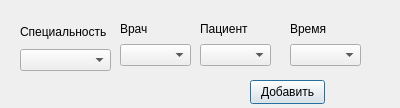
Above: UI/addRecordWindow.ui from Sk2can/Lawyers-db before the change. Below: the same form after it.
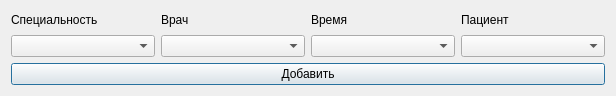
That is the form after the change.

The edit to the form file:
```diff
--- a/UI/addRecordWindow.ui
+++ b/UI/addRecordWindow.ui
@@ -6,35 +6,17 @@
    <rect>
     <x>0</x>
     <y>0</y>
-    <width>400</width>
-    <height>108</height>
+    <width>616</width>
+    <height>96</height>
    </rect>
   </property>
   <property name="windowTitle">
    <string>Добавление записи</string>
   </property>
-  <widget class="QPushButton" name="pushButton">
-   <property name="geometry">
-    <rect>
-     <x>250</x>
-     <y>80</y>
-     <width>75</width>
-     <height>24</height>
-    </rect>
-   </property>
-   <property name="text">
-    <string>Добавить</string>
-   </property>
-  </widget>
-  <widget class="QWidget" name="layoutWidget">
-   <property name="geometry">
-    <rect>
-     <x>20</x>
-     <y>20</y>
-     <width>91</width>
-     <height>51</height>
-    </rect>
-   </property>
+  <layout class="QVBoxLayout" name="verticalLayout_5">
+   <item>
+    <layout class="QHBoxLayout" name="horizontalLayout">
+     <item>
    <layout class="QVBoxLayout" name="verticalLayout_4">
     <item>
      <widget class="QLabel" name="label_4">
@@ -47,60 +29,8 @@
      <widget class="QComboBox" name="spec_comboBox"/>
     </item>
    </layout>
-  </widget>
-  <widget class="QWidget" name="layoutWidget">
-   <property name="geometry">
-    <rect>
-     <x>200</x>
-     <y>20</y>
-     <width>71</width>
-     <height>46</height>
-    </rect>
-   </property>
-   <layout class="QVBoxLayout" name="verticalLayout">
-    <item>
-     <widget class="QLabel" name="label_3">
-      <property name="text">
-       <string>Пациент</string>
-      </property>
-     </widget>
     </item>
     <item>
-     <widget class="QComboBox" name="comboBox_3"/>
-    </item>
-   </layout>
-  </widget>
-  <widget class="QWidget" name="layoutWidget">
-   <property name="geometry">
-    <rect>
-     <x>290</x>
-     <y>20</y>
-     <width>71</width>
-     <height>46</height>
-    </rect>
-   </property>
-   <layout class="QVBoxLayout" name="verticalLayout_2">
-    <item>
-     <widget class="QLabel" name="label_2">
-      <property name="text">
-       <string>Время</string>
-      </property>
-     </widget>
-    </item>
-    <item>
-     <widget class="QComboBox" name="time_comboBox"/>
-    </item>
-   </layout>
-  </widget>
-  <widget class="QWidget" name="layoutWidget">
-   <property name="geometry">
-    <rect>
-     <x>120</x>
-     <y>20</y>
-     <width>71</width>
-     <height>46</height>
-    </rect>
-   </property>
    <layout class="QVBoxLayout" name="verticalLayout_3">
     <item>
      <widget class="QLabel" name="label">
@@ -113,7 +43,45 @@
      <widget class="QComboBox" name="doc_comboBox"/>
     </item>
    </layout>
-  </widget>
+     </item>
+     <item>
+      <layout class="QVBoxLayout" name="verticalLayout_2">
+       <item>
+        <widget class="QLabel" name="label_2">
+         <property name="text">
+          <string>Время</string>
+         </property>
+        </widget>
+       </item>
+       <item>
+        <widget class="QComboBox" name="time_comboBox"/>
+       </item>
+      </layout>
+     </item>
+     <item>
+      <layout class="QVBoxLayout" name="verticalLayout">
+       <item>
+        <widget class="QLabel" name="label_3">
+         <property name="text">
+          <string>Пациент</string>
+         </property>
+        </widget>
+       </item>
+       <item>
+        <widget class="QComboBox" name="comboBox_3"/>
+       </item>
+      </layout>
+     </item>
+    </layout>
+   </item>
+   <item>
+    <widget class="QPushButton" name="pushButton">
+     <property name="text">
+      <string>Добавить</string>
+     </property>
+    </widget>
+   </item>
+  </layout>
  </widget>
  <resources/>
  <connections/>
```
Lines whose indentation alone changed are shown as unchanged.
